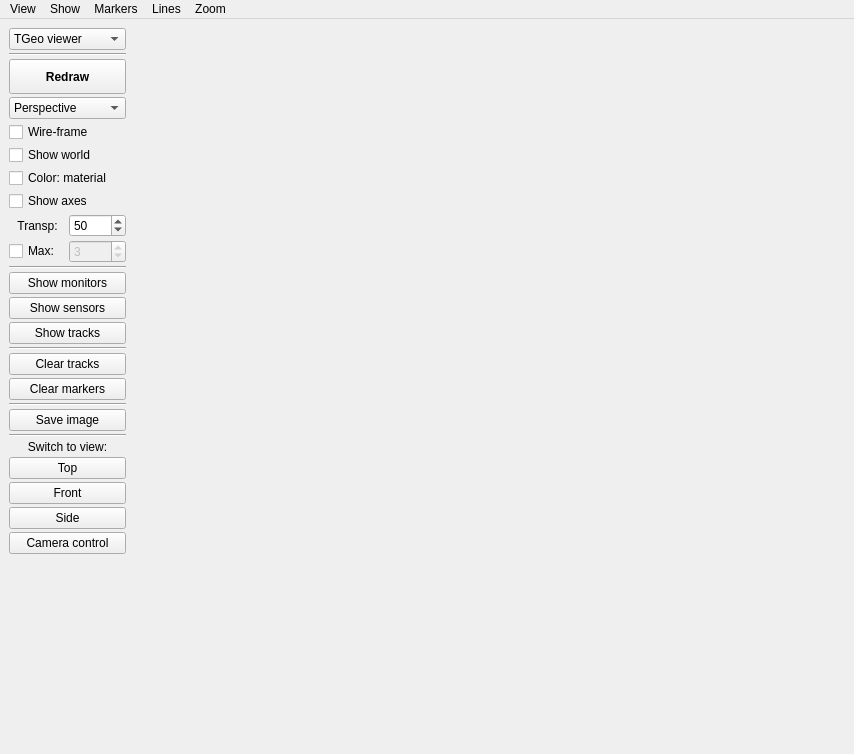
Qt form ants3bundle/src/ants3/gui/geom/ageometrywindow.ui (andrmor/ANTS3bundle) before a commit.
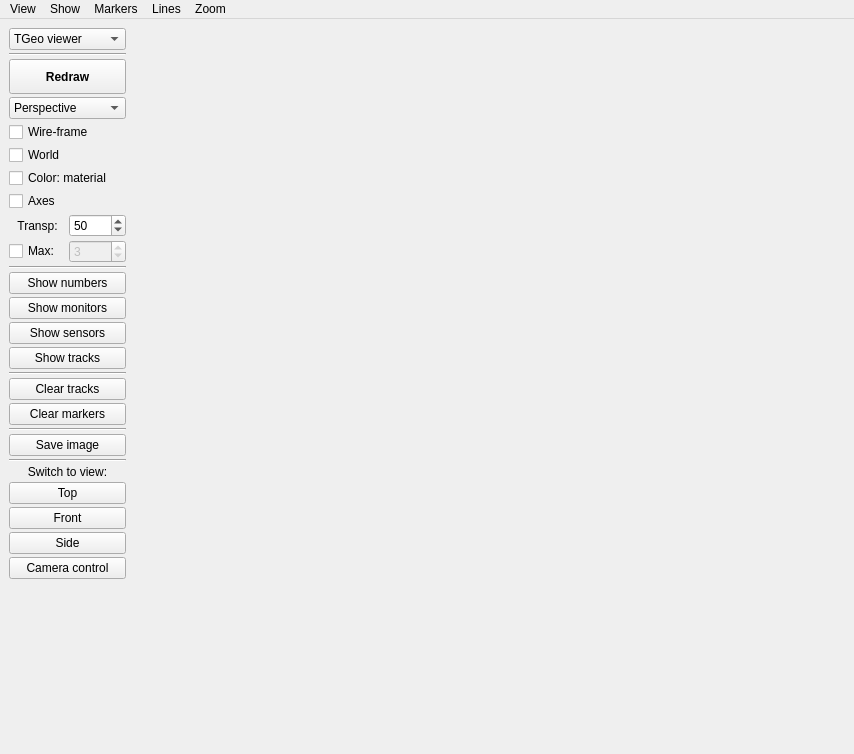
The same form after that commit.

The edit to the form file:
```diff
--- a/ants3bundle/src/ants3/gui/geom/ageometrywindow.ui
+++ b/ants3bundle/src/ants3/gui/geom/ageometrywindow.ui
@@ -123,7 +123,7 @@
        <item>
         <widget class="QCheckBox" name="cbShowTop">
          <property name="text">
-          <string>Show world</string>
+          <string>World</string>
          </property>
         </widget>
        </item>
@@ -137,7 +137,7 @@
        <item>
         <widget class="QCheckBox" name="cbShowAxes">
          <property name="text">
-          <string>Show axes</string>
+          <string>Axes</string>
          </property>
         </widget>
        </item>
@@ -211,6 +211,13 @@
          </property>
         </widget>
        </item>
+       <item>
+        <widget class="QPushButton" name="pbShowNumbers">
+         <property name="text">
+          <string>Show numbers</string>
+         </property>
+        </widget>
+       </item>
        <item>
         <widget class="QPushButton" name="pbShowMonitorIndexes">
          <property name="text">
```
